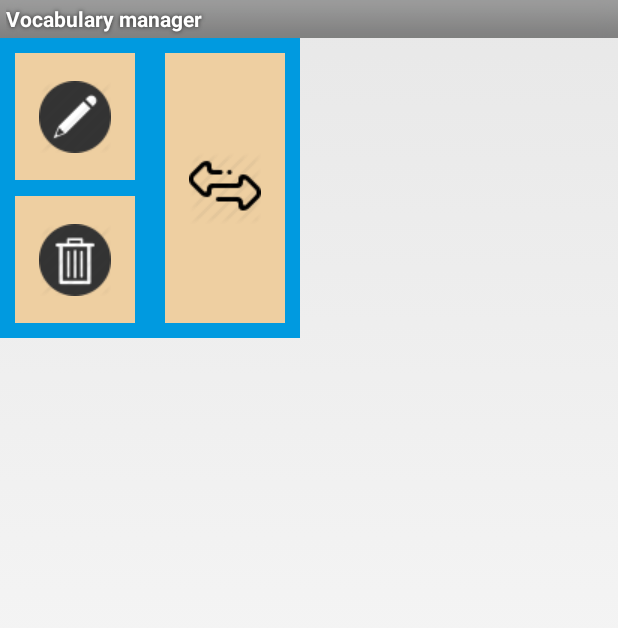
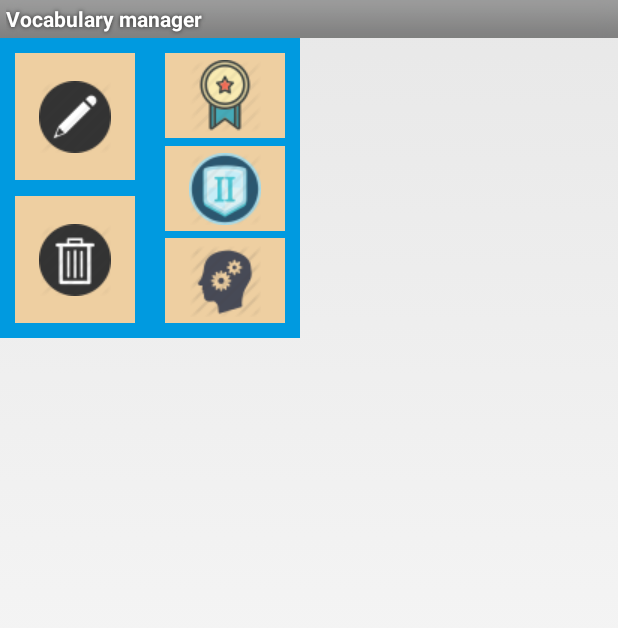
Before and after one commit to DmitriyYakovlev/VocabularyManager-v2.2, an Android app: the layout dialog_operate_word.xml on its own in the app's theme, with its tools: preview values and no code run, on a phone screen of 412 x 824 dp. Shown: the top 628 px of the screen. Run offline under Robolectric (Android 15) with nearby library versions, the phone set to English and light mode, and no system bars.

Commit message:
implemented hard words second and first rank partition

```diff
--- a/vocabularyManger/src/main/java/com/yakovlev/prod/vocabularymanager/dialogs/OperateWordDialogCallback.java
+++ b/vocabularyManger/src/main/java/com/yakovlev/prod/vocabularymanager/dialogs/OperateWordDialogCallback.java
@@ -8,5 +8,9 @@ public interface OperateWordDialogCallback {
 
     public void onEditWordButtonPressed(int wordId);
 
-    public void onChangeStatusButtonPressed(TextView tvKey, TextView tvValue, int wordId);
+    public void onSetWordAsHardFirstRank(TextView tvKey, TextView tvValue, int wordId);
+
+    public void onSetWordAsHardSecondRank(TextView tvKey, TextView tvValue, int wordId);
+
+    public void onSetWordAsLearned(TextView tvKey, TextView tvValue, int wordId);
 }
--- a/vocabularyManger/src/main/res/layout/activity_learn_select_vocab.xml
+++ b/vocabularyManger/src/main/res/layout/activity_learn_select_vocab.xml
@@ -11,6 +11,12 @@
         <TextView
             android:id="@+id/tvActName"
             style="@style/st_tv_header_act_name" />
+
+        <TextView
+            android:id="@+id/tvVocabName"
+            android:layout_toRightOf="@+id/tvActName"
+            android:textSize="14sp"
+            style="@style/st_tv_header_vocab_name" />
 
         <ImageButton
             android:id="@+id/imgBtnSwitch"
--- a/vocabularyManger/src/main/res/layout/dialog_operate_word.xml
+++ b/vocabularyManger/src/main/res/layout/dialog_operate_word.xml
@@ -30,25 +30,46 @@
             android:layout_weight="1"
             android:background="@color/col_navajo_white2"
             android:src="@drawable/ic_delete_word"
-
             android:layout_height="match_parent" />
 
     </LinearLayout>
 
-    <RelativeLayout
+    <LinearLayout
         android:layout_width="match_parent"
         android:layout_weight="1"
+        android:layout_margin="10dp"
+        android:orientation="vertical"
         android:layout_height="match_parent">
 
         <ImageButton
-            android:id="@+id/btnChangeWordStatus"
+            android:id="@+id/btnHardWordsFirstRank"
             android:layout_width="match_parent"
-            android:layout_margin="10dp"
-            android:src="@drawable/ic_change_word_status"
+            android:layout_weight="1"
+            android:layout_marginBottom="3dp"
+            android:src="@drawable/ic_hardest"
             android:background="@color/col_navajo_white2"
             android:layout_height="match_parent" />
 
-    </RelativeLayout>
+        <ImageButton
+            android:id="@+id/btnHardWordsSecondRank"
+            android:layout_width="match_parent"
+            android:layout_weight="1"
+            android:layout_marginTop="2dp"
+            android:layout_marginBottom="1dp"
+            android:src="@drawable/ic_hard_second"
+            android:background="@color/col_navajo_white2"
+            android:layout_height="match_parent" />
+
+        <ImageButton
+            android:id="@+id/btnLearnedWord"
+            android:layout_width="match_parent"
+            android:layout_weight="1"
+            android:layout_marginTop="3dp"
+            android:src="@drawable/ic_learned_word"
+            android:background="@color/col_navajo_white2"
+            android:layout_height="match_parent" />
+
+    </LinearLayout>
 
 
 </LinearLayout>
```
Also changed, not shown: vocabularyManger/src/main/java/com/yakovlev/prod/vocabularymanager/LearnWordsInVocabularyActivity.java (+29 -9 lines), vocabularyManger/src/main/java/com/yakovlev/prod/vocabularymanager/adapters/LearnWordsCursorAdapter.java (+30 -8 lines), vocabularyManger/src/main/java/com/yakovlev/prod/vocabularymanager/dialogs/OperateWordDialog.java (+15 -6 lines), vocabularyManger/src/main/java/com/yakovlev/prod/vocabularymanager/ormlite/VocabularyDbHelp.java (+13 -1 lines), vocabularyManger/src/main/java/com/yakovlev/prod/vocabularymanager/ormlite/WordStatusEnum.java (+8 -3 lines), vocabularyManger/src/main/java/com/yakovlev/prod/vocabularymanager/ormlite/WordTableHelper.java (+12 -13 lines), vocabularyManger/src/main/res/values/styles.xml (+10 -0 lines), vocabularyManger/src/main/res/drawable/ic_hard_second.png (added), vocabularyManger/src/main/res/drawable/ic_hardest.png (added), vocabularyManger/src/main/res/drawable/ic_learned_word.png (added).
